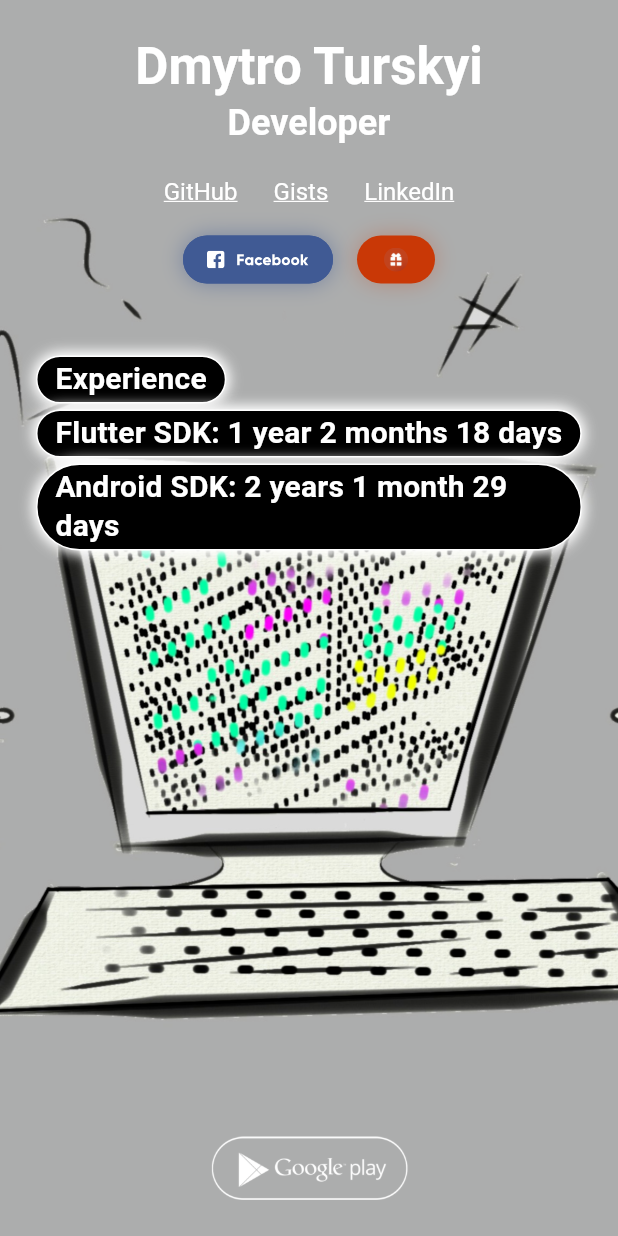
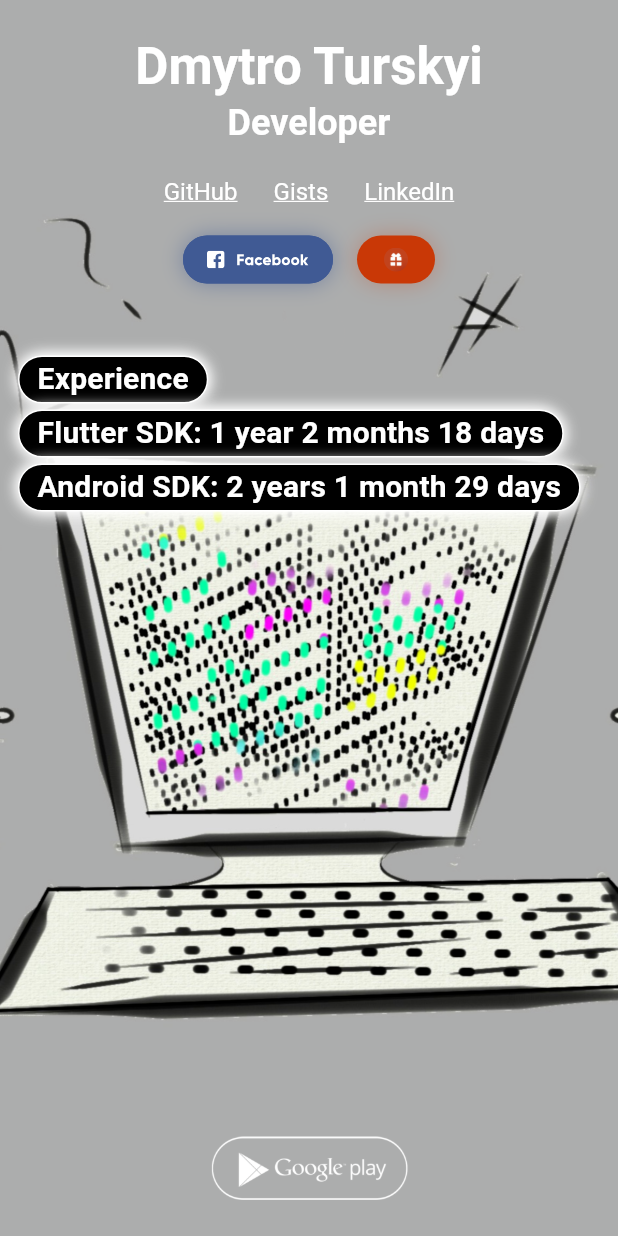
Before and after one commit to Turskyi/Turskyi-project, a Flutter app: the screen it shows after launch, on a phone screen of 412 x 824 dp. Run offline on Flutter 3.47's test engine with Material 2 defaults, Android fonts, the phone set to English and light mode, and no system bars; our stand-ins replace flutter_svg, flutter_translate; missing offline and left inert: dart:html.

Commit message:
update screenshots

```diff
--- a/lib/presentation/views/home/home_page.dart
+++ b/lib/presentation/views/home/home_page.dart
@@ -63,12 +63,17 @@ class _HomePageState extends State<HomePage>
         ),
       ),
       child: Padding(
-        padding: const EdgeInsets.all(24.0),
+        padding: EdgeInsets.symmetric(
+          horizontal: isLarge ? 24.0 : 12.0,
+          vertical: 24.0,
+        ),
         child: Column(
           mainAxisAlignment: MainAxisAlignment.center,
           children: <Widget>[
             _buildName(),
+            // build name of the occupation
             _buildTitle(model: model),
+            // build github, gists and linkedin hyperlinks
             Wrap(
               children: <Widget>[
                 _buildHyperlink(
@@ -88,6 +93,7 @@ class _HomePageState extends State<HomePage>
                 ),
               ],
             ),
+            // build facebook and wishlist button
             Row(
               mainAxisAlignment: MainAxisAlignment.center,
               children: <Widget>[
```
Also changed, not shown: 5 other files.
